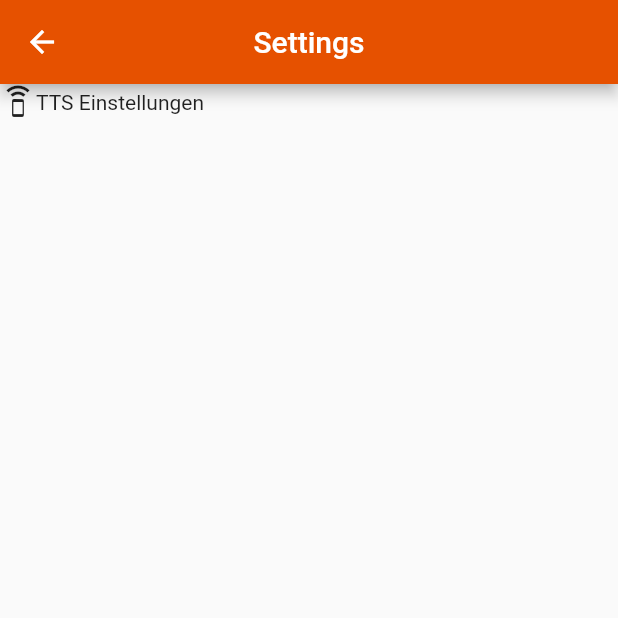
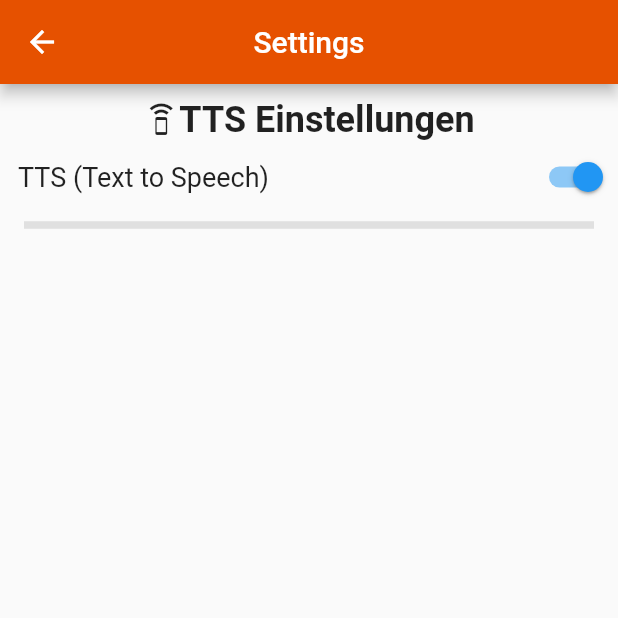
Before and after one commit to michaelhuber26/lebenshilfe-doku-app, a Flutter app: the ConfigScreen screen opened by its route, on a phone screen of 412 x 824 dp, the top half of it. Run offline on Flutter 3.47's test engine with Material 2 defaults, Android fonts, the phone set to English and light mode, and no system bars; our stand-ins replace flutter_tts, open_file, pdf.

Commit message:
added settings in configscreen

```diff
--- a/lib/screens/configscreen/configscreen.dart
+++ b/lib/screens/configscreen/configscreen.dart
@@ -1,8 +1,21 @@
 import 'package:flutter/material.dart';
 import 'package:flutter/widgets.dart';
 
-class ConfigScreen extends StatelessWidget {
+class ConfigScreen extends StatefulWidget {
   const ConfigScreen({Key? key}) : super(key: key);
+  @override
+  _ConfigScreenState createState() => _ConfigScreenState();
+}
+
+class _ConfigScreenState extends State<ConfigScreen> {
+  bool _ttsActive = true;
+
+  void _ttsActiveChange(value) {
+    setState(() {
+      _ttsActive = value;
+      print(_ttsActive);
+    });
+  }
 
   @override
   Widget build(BuildContext context) {
@@ -15,10 +28,45 @@ class ConfigScreen extends StatelessWidget {
         mainAxisAlignment: MainAxisAlignment.start,
         crossAxisAlignment: CrossAxisAlignment.center,
         children: [
-          Center(
-              child: Row(
-            children: [Icon(Icons.speaker_phone), Text("TTS Einstellungen")],
-          ))
+          Column(
+            children: [
+              Padding(
+                padding: const EdgeInsets.fromLTRB(0, 10.0, 0, 0),
+                child: Row(
+                  mainAxisAlignment: MainAxisAlignment.center,
+                  children: [
+                    Icon(Icons.speaker_phone),
+                    Text(
+                      "TTS Einstellungen",
+                      style:
+                          TextStyle(fontSize: 24, fontWeight: FontWeight.bold),
+                    )
+                  ],
+                ),
+              ),
+              Row(
+                mainAxisAlignment: MainAxisAlignment.spaceBetween,
+                children: [
+                  Padding(
+                    padding: const EdgeInsets.symmetric(horizontal: 12),
+                    child: Text(
+                      "TTS (Text to Speech)",
+                      style: TextStyle(
+                        fontSize: 18,
+                      ),
+                    ),
+                  ),
+                  Switch(value: _ttsActive, onChanged: _ttsActiveChange)
+                ],
+              ),
+              Divider(
+                indent: 16,
+                endIndent: 16,
+                color: Colors.grey[300],
+                thickness: 5,
+              ),
+            ],
+          )
         ],
       ),
     );
```
